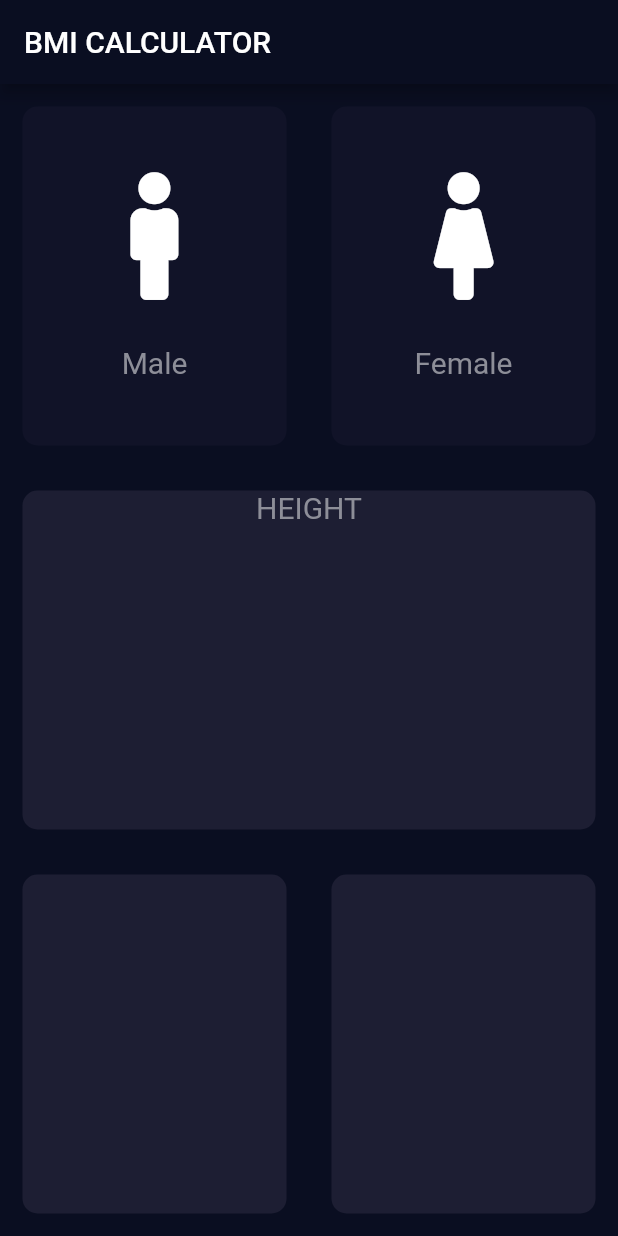
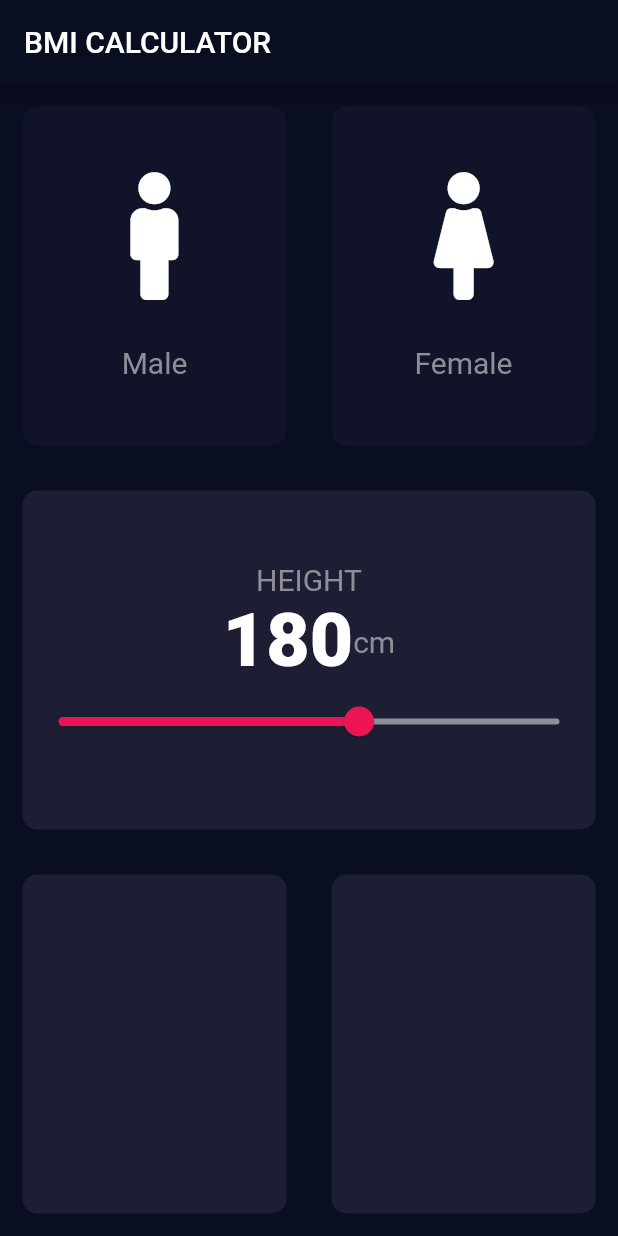
Before and after one commit to Usamaamjad56/bmi_calculator_appBYusama, a Flutter app: the screen it shows after launch, on a phone screen of 412 x 824 dp. Run offline on Flutter 3.47's test engine with Material 2 defaults, Android fonts, the phone set to English and light mode, and no system bars; our stand-ins replace font_awesome_flutter.

Commit message:
how to add slider in flutter app || Lecture 65 || part 11

```diff
--- a/lib/ConstantFile.dart
+++ b/lib/ConstantFile.dart
@@ -4,3 +4,7 @@ const activeColor = Color(0xFF1D1E33);
 const deActiveColor = Color(0xFF111328);
 
 const kLableStyle = TextStyle(fontSize: 20.0, color: Color(0xFF8D8E98));
+const kNumberStyle = TextStyle(
+  fontSize: 50.0,
+  fontWeight: FontWeight.w900,
+);
--- a/lib/Input_Page.dart
+++ b/lib/Input_Page.dart
@@ -17,6 +17,7 @@ class InputPage extends StatefulWidget {
 
 class _InputPageState extends State<InputPage> {
   Gender selectGender;
+  int sliderHeight = 180;
 
   @override
   Widget build(BuildContext context) {
@@ -70,11 +71,37 @@ class _InputPageState extends State<InputPage> {
                   child: RepeatContainerCode(
                 colors: Color(0xFF1D1E33),
                 cardWidget: Column(
+                  mainAxisAlignment: MainAxisAlignment.center,
                   children: [
                     Text(
                       'HEIGHT',
                       style: kLableStyle,
-                    )
+                    ),
+                    Row(
+                      mainAxisAlignment: MainAxisAlignment.center,
+                      children: [
+                        Text(
+                          sliderHeight.toString(),
+                          style: kNumberStyle,
+                        ),
+                        Text(
+                          'cm',
+                          style: kLableStyle,
+                        ),
+                      ],
+                    ),
+                    Slider(
+                      value: sliderHeight.toDouble(),
+                      min: 120,
+                      max: 220,
+                      activeColor: Color(0xFFEB1555),
+                      inactiveColor: Color(0xFF8D8E98),
+                      onChanged: (double newValue) {
+                        setState(() {
+                          sliderHeight = newValue.round();
+                        });
+                      },
+                    ),
                   ],
                 ),
               )),
```
